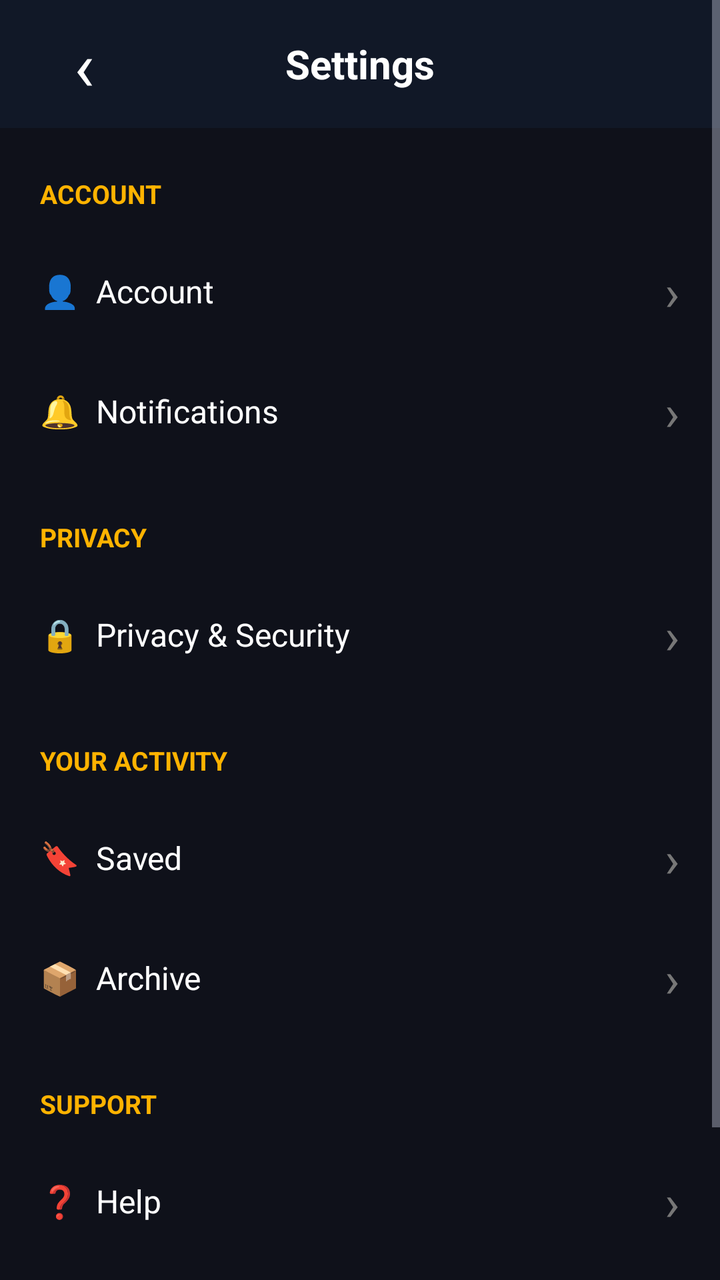
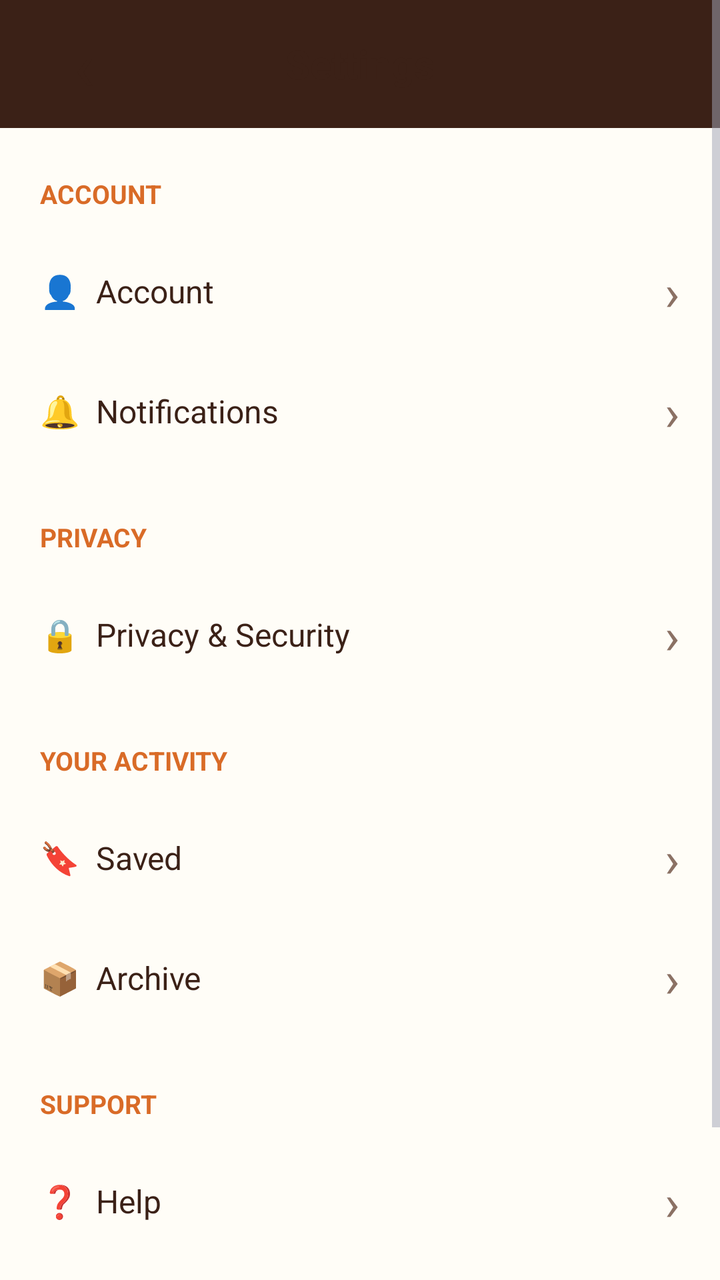

Two renders of the same Android screen: before a commit and after it. Below are the layout's source before the change and the commit's diff.
<!-- AndroidManifest.xml: application theme Theme.SanskritiSathi -->
<!-- res/layout/activity_settings.xml -->
<?xml version="1.0" encoding="utf-8"?>
<ScrollView
    xmlns:android="http://schemas.android.com/apk/res/android"
    android:layout_width="match_parent"
    android:layout_height="match_parent"
    android:background="#0F111A"
    android:clipToPadding="false"
>

    <LinearLayout
        android:layout_width="match_parent"
        android:layout_height="wrap_content"
        android:orientation="vertical">

        

        <LinearLayout
            android:layout_width="match_parent"
            android:layout_height="64dp"
            android:gravity="center_vertical"
            android:paddingStart="18dp"
            android:paddingEnd="18dp"
            android:background="#111827">

            <TextView
                android:id="@+id/backButton"
                android:layout_width="48dp"
                android:layout_height="48dp"
                android:gravity="center"
                android:text="‹"
                android:textSize="34sp"
                android:textColor="#FFFFFF"
                android:clickable="true"
                android:focusable="true"/>

            <TextView
                android:layout_width="0dp"
                android:layout_height="wrap_content"
                android:layout_weight="1"
                android:gravity="center"
                android:text="Settings"
                android:textSize="20sp"
                android:textStyle="bold"
                android:textColor="#FFFFFF"/>

            <View
                android:layout_width="48dp"
                android:layout_height="48dp"/>

        </LinearLayout>

        

        <TextView
            android:layout_width="match_parent"
            android:layout_height="wrap_content"
            android:paddingStart="20dp"
            android:paddingTop="24dp"
            android:paddingBottom="10dp"
            android:text="ACCOUNT"
            android:textSize="13sp"
            android:textStyle="bold"
            android:textColor="#FFB300"/>

        <LinearLayout
            android:id="@+id/accountRow"
            android:layout_width="match_parent"
            android:layout_height="60dp"
            android:gravity="center_vertical"
            android:paddingStart="20dp"
            android:paddingEnd="20dp"
            android:clickable="true"
            android:focusable="true">

            <TextView
                android:layout_width="0dp"
                android:layout_height="wrap_content"
                android:layout_weight="1"
                android:text="👤  Account"
                android:textSize="16sp"
                android:textColor="#FFFFFF"/>

            <TextView
                android:layout_width="wrap_content"
                android:layout_height="wrap_content"
                android:text="›"
                android:textSize="25sp"
                android:textColor="#777777"/>

        </LinearLayout>

        

        <LinearLayout
            android:id="@+id/notificationsRow"
            android:layout_width="match_parent"
            android:layout_height="60dp"
            android:gravity="center_vertical"
            android:paddingStart="20dp"
            android:paddingEnd="20dp"
            android:clickable="true"
            android:focusable="true">

            <TextView
                android:layout_width="0dp"
                android:layout_height="wrap_content"
                android:layout_weight="1"
                android:text="🔔  Notifications"
                android:textSize="16sp"
                android:textColor="#FFFFFF"/>

            <TextView
                android:layout_width="wrap_content"
                android:layout_height="wrap_content"
                android:text="›"
                android:textSize="25sp"
                android:textColor="#777777"/>

        </LinearLayout>

        

        <TextView
            android:layout_width="match_parent"
            android:layout_height="wrap_content"
            android:paddingStart="20dp"
            android:paddingTop="24dp"
            android:paddingBottom="10dp"
            android:text="PRIVACY"
            android:textSize="13sp"
            android:textStyle="bold"
            android:textColor="#FFB300"/>

        <LinearLayout
            android:id="@+id/privacyRow"
            android:layout_width="match_parent"
            android:layout_height="60dp"
            android:gravity="center_vertical"
            android:paddingStart="20dp"
            android:paddingEnd="20dp"
            android:clickable="true"
            android:focusable="true">

            <TextView
                android:layout_width="0dp"
                android:layout_height="wrap_content"
                android:layout_weight="1"
                android:text="🔒  Privacy &amp; Security"
                android:textSize="16sp"
                android:textColor="#FFFFFF"/>

            <TextView
                android:layout_width="wrap_content"
                android:layout_height="wrap_content"
                android:text="›"
                android:textSize="25sp"
                android:textColor="#777777"/>

        </LinearLayout>

        

        <TextView
            android:layout_width="match_parent"
            android:layout_height="wrap_content"
            android:paddingStart="20dp"
            android:paddingTop="24dp"
            android:paddingBottom="10dp"
            android:text="YOUR ACTIVITY"
            android:textSize="13sp"
            android:textStyle="bold"
            android:textColor="#FFB300"/>

        <LinearLayout
            android:id="@+id/savedRow"
            android:layout_width="match_parent"
            android:layout_height="60dp"
            android:gravity="center_vertical"
            android:paddingStart="20dp"
            android:paddingEnd="20dp"
            android:clickable="true"
            android:focusable="true">

            <TextView
                android:layout_width="0dp"
                android:layout_height="wrap_content"
                android:layout_weight="1"
                android:text="🔖  Saved"
                android:textSize="16sp"
                android:textColor="#FFFFFF"/>

            <TextView
                android:layout_width="wrap_content"
                android:layout_height="wrap_content"
                android:text="›"
                android:textSize="25sp"
                android:textColor="#777777"/>

        </LinearLayout>

        <LinearLayout
            android:id="@+id/archiveRow"
            android:layout_width="match_parent"
            android:layout_height="60dp"
            android:gravity="center_vertical"
            android:paddingStart="20dp"
            android:paddingEnd="20dp"
            android:clickable="true"
            android:focusable="true">

            <TextView
                android:layout_width="0dp"
                android:layout_height="wrap_content"
                android:layout_weight="1"
                android:text="📦  Archive"
                android:textSize="16sp"
                android:textColor="#FFFFFF"/>

            <TextView
                android:layout_width="wrap_content"
                android:layout_height="wrap_content"
                android:text="›"
                android:textSize="25sp"
                android:textColor="#777777"/>

        </LinearLayout>

        

        <TextView
            android:layout_width="match_parent"
            android:layout_height="wrap_content"
            android:paddingStart="20dp"
            android:paddingTop="24dp"
            android:paddingBottom="10dp"
            android:text="SUPPORT"
            android:textSize="13sp"
            android:textStyle="bold"
            android:textColor="#FFB300"/>

        <LinearLayout
            android:id="@+id/helpRow"
            android:layout_width="match_parent"
            android:layout_height="60dp"
            android:gravity="center_vertical"
            android:paddingStart="20dp"
            android:paddingEnd="20dp"
            android:clickable="true"
            android:focusable="true">

            <TextView
                android:layout_width="0dp"
                android:layout_height="wrap_content"
                android:layout_weight="1"
                android:text="❓  Help"
                android:textSize="16sp"
                android:textColor="#FFFFFF"/>

            <TextView
                android:layout_width="wrap_content"
                android:layout_height="wrap_content"
                android:text="›"
                android:textSize="25sp"
                android:textColor="#777777"/>

        </LinearLayout>

        

        <TextView
            android:id="@+id/logoutButton"
            android:layout_width="match_parent"
            android:layout_height="56dp"
            android:layout_margin="20dp"
            android:gravity="center"
            android:text="Log Out"
            android:textSize="16sp"
            android:textStyle="bold"
            android:textColor="#FF5252"
            android:background="#21151A"
            android:clickable="true"
            android:focusable="true"/>

    </LinearLayout>

</ScrollView>
<!-- resources referenced by this layout -->
<resources>
  <style name="Theme.SanskritiSathi" parent="Theme.MaterialComponents.DayNight.NoActionBar">
  
          <item name="android:fontFamily">sans-serif</item>
  
          
          <item name="android:statusBarColor">#0F111A</item>
          <item name="android:windowLightStatusBar">false</item>
  
          <item name="android:navigationBarColor">#1A1D2B</item>
          <item name="android:windowLightNavigationBar">false</item>
  
          <item name="android:windowActionModeOverlay">true</item>
          <item name="android:windowNoTitle">true</item>
  
          <item name="android:windowBackground">#0F111A</item>
  
          <item name="android:textColorPrimary">#FFFFFF</item>
          <item name="android:textColorSecondary">#A0A5B5</item>
  
      </style>
</resources>

<!-- the commit's change to res/layout/activity_settings.xml (unified diff, before → after) -->
@@ -3,7 +3,7 @@
     xmlns:android="http://schemas.android.com/apk/res/android"
     android:layout_width="match_parent"
     android:layout_height="match_parent"
-    android:background="#0F111A"
+    android:background="#FFFDF7"
     android:clipToPadding="false"
 >
 
@@ -20,7 +20,7 @@
             android:gravity="center_vertical"
             android:paddingStart="18dp"
             android:paddingEnd="18dp"
-            android:background="#111827">
+            android:background="#3B2117">
 
             <TextView
                 android:id="@+id/backButton"
@@ -29,7 +29,7 @@
                 android:gravity="center"
                 android:text="‹"
                 android:textSize="34sp"
-                android:textColor="#FFFFFF"
+                android:textColor="#3B2117"
                 android:clickable="true"
                 android:focusable="true"/>
 
@@ -41,7 +41,7 @@
                 android:text="Settings"
                 android:textSize="20sp"
                 android:textStyle="bold"
-                android:textColor="#FFFFFF"/>
+                android:textColor="#3B2117"/>
 
             <View
                 android:layout_width="48dp"
@@ -60,7 +60,7 @@
             android:text="ACCOUNT"
             android:textSize="13sp"
             android:textStyle="bold"
-            android:textColor="#FFB300"/>
+            android:textColor="#D96B27"/>
 
         <LinearLayout
             android:id="@+id/accountRow"
@@ -78,14 +78,14 @@
                 android:layout_weight="1"
                 android:text="👤  Account"
                 android:textSize="16sp"
-                android:textColor="#FFFFFF"/>
-
-            <TextView
-                android:layout_width="wrap_content"
-                android:layout_height="wrap_content"
-                android:text="›"
-                android:textSize="25sp"
-                android:textColor="#777777"/>
+                android:textColor="#3B2117"/>
+
+            <TextView
+                android:layout_width="wrap_content"
+                android:layout_height="wrap_content"
+                android:text="›"
+                android:textSize="25sp"
+                android:textColor="#8B7164"/>
 
         </LinearLayout>
 
@@ -107,14 +107,14 @@
                 android:layout_weight="1"
                 android:text="🔔  Notifications"
                 android:textSize="16sp"
-                android:textColor="#FFFFFF"/>
-
-            <TextView
-                android:layout_width="wrap_content"
-                android:layout_height="wrap_content"
-                android:text="›"
-                android:textSize="25sp"
-                android:textColor="#777777"/>
+                android:textColor="#3B2117"/>
+
+            <TextView
+                android:layout_width="wrap_content"
+                android:layout_height="wrap_content"
+                android:text="›"
+                android:textSize="25sp"
+                android:textColor="#8B7164"/>
 
         </LinearLayout>
 
@@ -129,7 +129,7 @@
             android:text="PRIVACY"
             android:textSize="13sp"
             android:textStyle="bold"
-            android:textColor="#FFB300"/>
+            android:textColor="#D96B27"/>
 
         <LinearLayout
             android:id="@+id/privacyRow"
@@ -147,14 +147,14 @@
                 android:layout_weight="1"
                 android:text="🔒  Privacy &amp; Security"
                 android:textSize="16sp"
-                android:textColor="#FFFFFF"/>
-
-            <TextView
-                android:layout_width="wrap_content"
-                android:layout_height="wrap_content"
-                android:text="›"
-                android:textSize="25sp"
-                android:textColor="#777777"/>
+                android:textColor="#3B2117"/>
+
+            <TextView
+                android:layout_width="wrap_content"
+                android:layout_height="wrap_content"
+                android:text="›"
+                android:textSize="25sp"
+                android:textColor="#8B7164"/>
 
         </LinearLayout>
 
@@ -169,7 +169,7 @@
             android:text="YOUR ACTIVITY"
             android:textSize="13sp"
             android:textStyle="bold"
-            android:textColor="#FFB300"/>
+            android:textColor="#D96B27"/>
 
         <LinearLayout
             android:id="@+id/savedRow"
@@ -187,14 +187,14 @@
                 android:layout_weight="1"
                 android:text="🔖  Saved"
                 android:textSize="16sp"
-                android:textColor="#FFFFFF"/>
-
-            <TextView
-                android:layout_width="wrap_content"
-                android:layout_height="wrap_content"
-                android:text="›"
-                android:textSize="25sp"
-                android:textColor="#777777"/>
+                android:textColor="#3B2117"/>
+
+            <TextView
+                android:layout_width="wrap_content"
+                android:layout_height="wrap_content"
+                android:text="›"
+                android:textSize="25sp"
+                android:textColor="#8B7164"/>
 
         </LinearLayout>
 
@@ -214,14 +214,14 @@
                 android:layout_weight="1"
                 android:text="📦  Archive"
                 android:textSize="16sp"
-                android:textColor="#FFFFFF"/>
-
-            <TextView
-                android:layout_width="wrap_content"
-                android:layout_height="wrap_content"
-                android:text="›"
-                android:textSize="25sp"
-                android:textColor="#777777"/>
+                android:textColor="#3B2117"/>
+
+            <TextView
+                android:layout_width="wrap_content"
+                android:layout_height="wrap_content"
+                android:text="›"
+                android:textSize="25sp"
+                android:textColor="#8B7164"/>
 
         </LinearLayout>
 
@@ -236,7 +236,7 @@
             android:text="SUPPORT"
             android:textSize="13sp"
             android:textStyle="bold"
-            android:textColor="#FFB300"/>
+            android:textColor="#D96B27"/>
 
         <LinearLayout
             android:id="@+id/helpRow"
@@ -254,14 +254,14 @@
                 android:layout_weight="1"
                 android:text="❓  Help"
                 android:textSize="16sp"
-                android:textColor="#FFFFFF"/>
-
-            <TextView
-                android:layout_width="wrap_content"
-                android:layout_height="wrap_content"
-                android:text="›"
-                android:textSize="25sp"
-                android:textColor="#777777"/>
+                android:textColor="#3B2117"/>
+
+            <TextView
+                android:layout_width="wrap_content"
+                android:layout_height="wrap_content"
+                android:text="›"
+                android:textSize="25sp"
+                android:textColor="#8B7164"/>
 
         </LinearLayout>
 
@@ -277,7 +277,7 @@
             android:textSize="16sp"
             android:textStyle="bold"
             android:textColor="#FF5252"
-            android:background="#21151A"
+            android:background="#FFF1E6"
             android:clickable="true"
             android:focusable="true"/>
 
